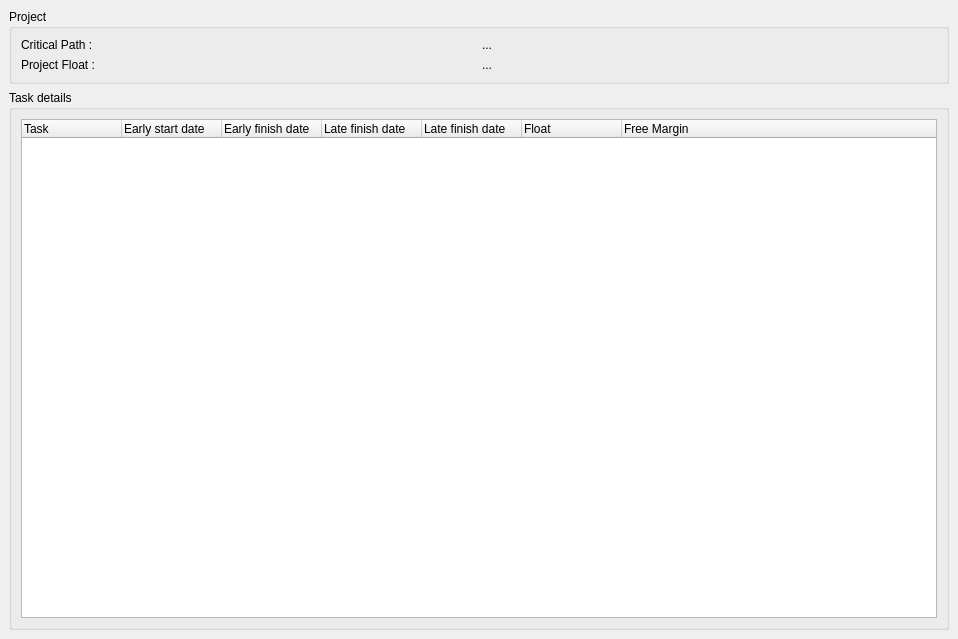
The window that kplato/kptpertresult.ui (KDE/calligra) describes before a commit, drawn with Qt 5.
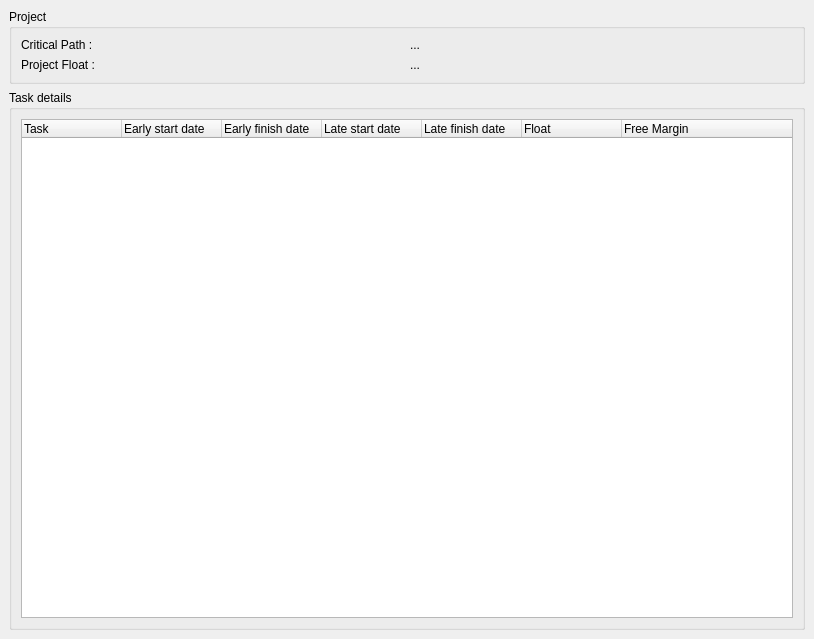
The same window after the commit.

Commit message: update kptpertresult ui and files (refresh,...) to calculate result of PERT diagram

```diff
--- a/kplato/kptpertresult.ui
+++ b/kplato/kptpertresult.ui
@@ -5,7 +5,7 @@
    <rect>
     <x>0</x>
     <y>0</y>
-    <width>958</width>
+    <width>814</width>
     <height>639</height>
    </rect>
   </property>
@@ -56,7 +56,7 @@
         </column>
         <column>
          <property name="text" >
-          <string>Late finish date</string>
+          <string>Late start date</string>
          </property>
         </column>
         <column>
```
Left out of the diff: 5 changed lines with no effect on the pictures. The commit also changes 3 other files.
